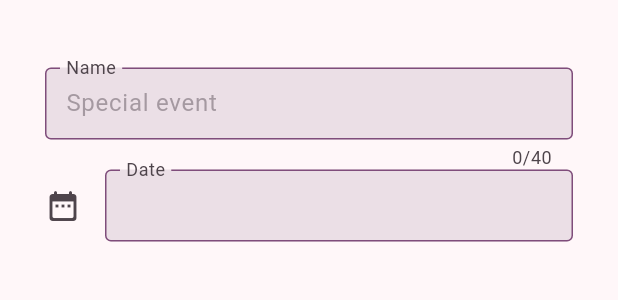
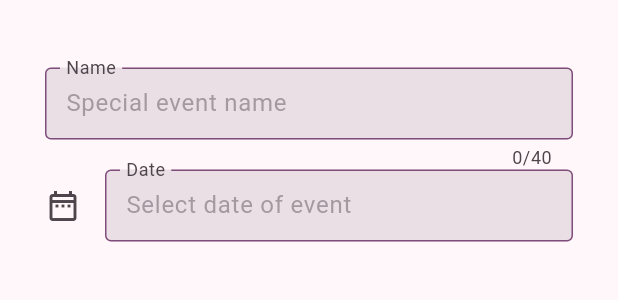
Before and after one commit to pulo0/anniversary-date-app, a Flutter app: the AddDate widget shown alone on an empty page, opened directly, on a phone screen of 412 x 824 dp. Shown: the top 300 px of the screen. Run offline on Flutter 3.47's test engine with Material 3 defaults, Android fonts, the phone set to English and light mode, and no system bars; our stand-ins replace google_fonts.

Commit message:
feat: added customizable textfield for flexible usage in the app - also added flutter_bloc for future usage

```diff
--- a/lib/widgets/add_date.dart
+++ b/lib/widgets/add_date.dart
@@ -1,6 +1,6 @@
-import 'package:anniversary_date_app/style/app_theme.dart';
 import 'package:flutter/material.dart';
 import 'package:intl/intl.dart';
+import 'package:anniversary_date_app/widgets/custom_input_field.dart';
 
 class AddDate extends StatefulWidget {
   const AddDate({super.key});
@@ -12,9 +12,6 @@ class AddDate extends StatefulWidget {
 class _AddDateState extends State<AddDate> {
   final double horPadding = 30;
   final double verPadding = 45;
-  final double radius = 4;
-  final double opacity = 0.65;
-  final double allPadding = 10;
   final _nameController = TextEditingController();
   final _dateController = TextEditingController();
   final DateTime dateNow = DateTime.now();
@@ -37,53 +34,19 @@ class _AddDateState extends State<AddDate> {
             ),
             child: Column(
               children: <Widget>[
-                TextField(
+                CustomInputField(
                   controller: _nameController,
-                  autocorrect: true,
-                  maxLength: 40,
-                  keyboardType: TextInputType.name,
-                  decoration: InputDecoration(
-                    border: OutlineInputBorder(
-                      borderRadius: BorderRadius.circular(4),
-                    ),
-                    enabledBorder: OutlineInputBorder(
-                      borderSide: BorderSide(
-                        color: colorScheme.primary,
-                      ),
-                    ),
-                    // fillColor: Colors.transparent,
-                    floatingLabelBehavior: FloatingLabelBehavior.always,
-                    labelText: 'Name',
-                    hintText: 'Special event',
-                    hintStyle: TextStyle(
-                      color: colorScheme.outline.withOpacity(opacity),
-                    ),
-                    filled: true,
-                    // fillColor: colorScheme.onTertiary,
-                    contentPadding: EdgeInsets.all(allPadding),
-                  ),
+                  labelTxt: 'Name',
+                  hintTxt: 'Special event name',
+                  isInputText: true,
                 ),
-                TextField(
+                CustomInputField(
                   controller: _dateController,
-                  onTap: () => _openDateSelector(context),
-                  readOnly: true,
-                  decoration: InputDecoration(
-                    border: OutlineInputBorder(
-                      borderRadius: BorderRadius.circular(4),
-                    ),
-                    enabledBorder: OutlineInputBorder(
-                      borderSide: BorderSide(
-                        color: colorScheme.primary,
-                      ),
-                    ),
-                    // fillColor: Colors.transparent,
-                    floatingLabelBehavior: FloatingLabelBehavior.always,
-                    labelText: 'Date',
-                    icon: const Icon(Icons.date_range_rounded),
-                    filled: true,
-                    // fillColor: colorScheme.onTertiary,
-                    contentPadding: EdgeInsets.all(allPadding),
-                  ),
+                  labelTxt: 'Date',
+                  hintTxt: 'Select date of event',
+                  isInputText: false,
+                  icon: const Icon(Icons.date_range_outlined),
+                  showPicker: () => _openDateSelector(context),
                 ),
               ],
             ),
--- /dev/null
+++ b/lib/widgets/custom_input_field.dart
@@ -0,0 +1,58 @@
+import 'package:flutter/material.dart';
+import 'package:anniversary_date_app/style/app_theme.dart';
+
+class CustomInputField extends StatelessWidget {
+  final TextEditingController controller;
+  final String labelTxt;
+  final String hintTxt;
+  final bool isInputText;
+  final Icon? icon;
+  final void Function()? showPicker;
+
+  const CustomInputField({
+    super.key,
+    required this.controller,
+    required this.labelTxt,
+    required this.hintTxt,
+    required this.isInputText,
+    this.showPicker,
+    this.icon,
+  });
+
+  @override
+  Widget build(BuildContext context) {
+    const double radius = 4;
+    const double opacity = 0.65;
+    const double allPadding = 10;
+    const int max = 40;
+
+    return TextField(
+      controller: controller,
+      autocorrect: isInputText ? true : false,
+      maxLength: isInputText ? max : null,
+      onTap: isInputText ? null : showPicker,
+      readOnly: isInputText ? false : true,
+      decoration: InputDecoration(
+        border: OutlineInputBorder(
+          borderRadius: BorderRadius.circular(radius),
+        ),
+        enabledBorder: OutlineInputBorder(
+          borderSide: BorderSide(
+            color: colorScheme.primary,
+          ),
+        ),
+        // fillColor: Colors.transparent,
+        floatingLabelBehavior: FloatingLabelBehavior.always,
+        labelText: labelTxt,
+        icon: icon,
+        hintText: hintTxt,
+        hintStyle: TextStyle(
+          color: colorScheme.outline.withOpacity(opacity),
+        ),
+        filled: true,
+        // fillColor: colorScheme.onTertiary,
+        contentPadding: const EdgeInsets.all(allPadding),
+      ),
+    );
+  }
+}
--- a/pubspec.yaml
+++ b/pubspec.yaml
@@ -9,6 +9,7 @@ environment:
 dependencies:
   flutter:
     sdk: flutter
+  flutter_bloc: ^8.1.6
   google_fonts: ^6.2.1
   intl: ^0.19.0
 
```
Also changed, not shown: pubspec.lock.
